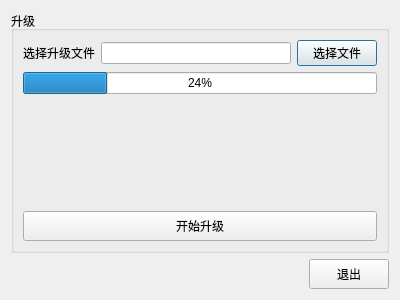
First picture: the form in dialogupdate.ui, repository byteman/bullet, before the edit.
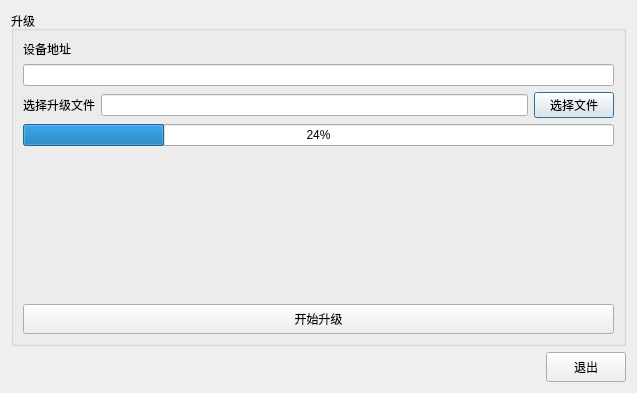
Second picture: the form after the edit.

Commit message: 加入机器码检测和限制8路设备 支持ftp升级

The edit to the form file:
```diff
--- a/dialogupdate.ui
+++ b/dialogupdate.ui
@@ -6,8 +6,8 @@
    <rect>
     <x>0</x>
     <y>0</y>
-    <width>400</width>
-    <height>300</height>
+    <width>637</width>
+    <height>393</height>
    </rect>
   </property>
   <property name="windowTitle">
@@ -26,6 +26,16 @@
       <string>升级</string>
      </property>
      <layout class="QVBoxLayout" name="verticalLayout_2">
+      <item>
+       <widget class="QLabel" name="label_2">
+        <property name="text">
+         <string>设备地址</string>
+        </property>
+       </widget>
+      </item>
+      <item>
+       <widget class="QLineEdit" name="edtDevIp"/>
+      </item>
       <item>
        <layout class="QHBoxLayout" name="horizontalLayout_2">
         <item>
```
The commit also changes 13 other files.
